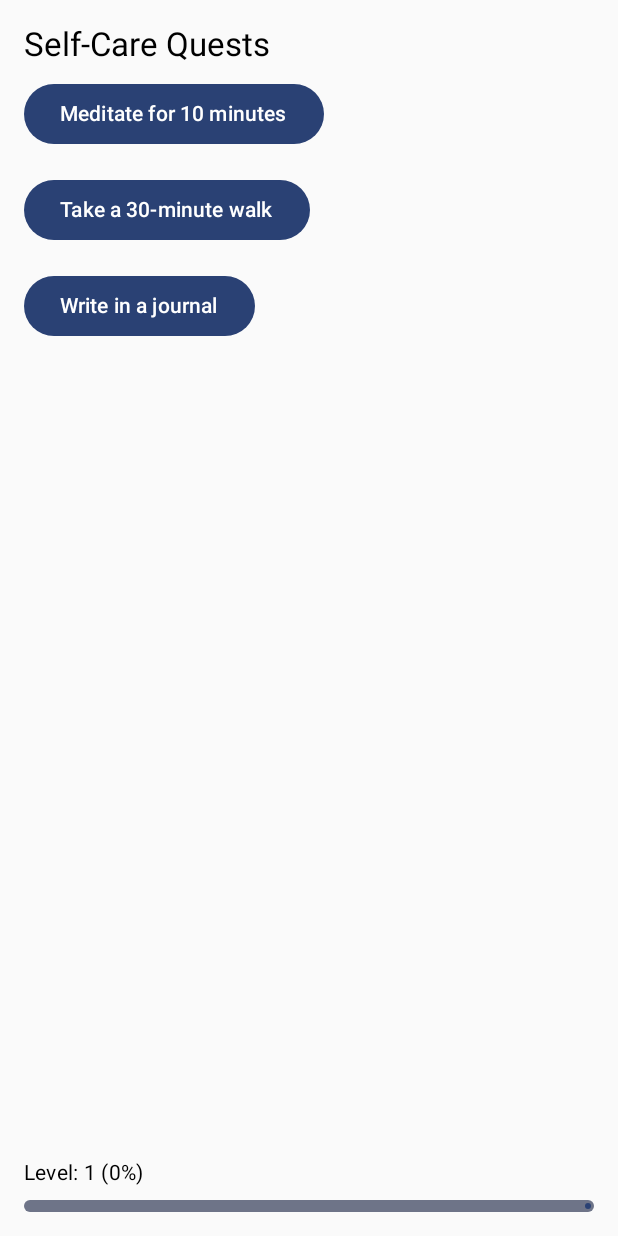
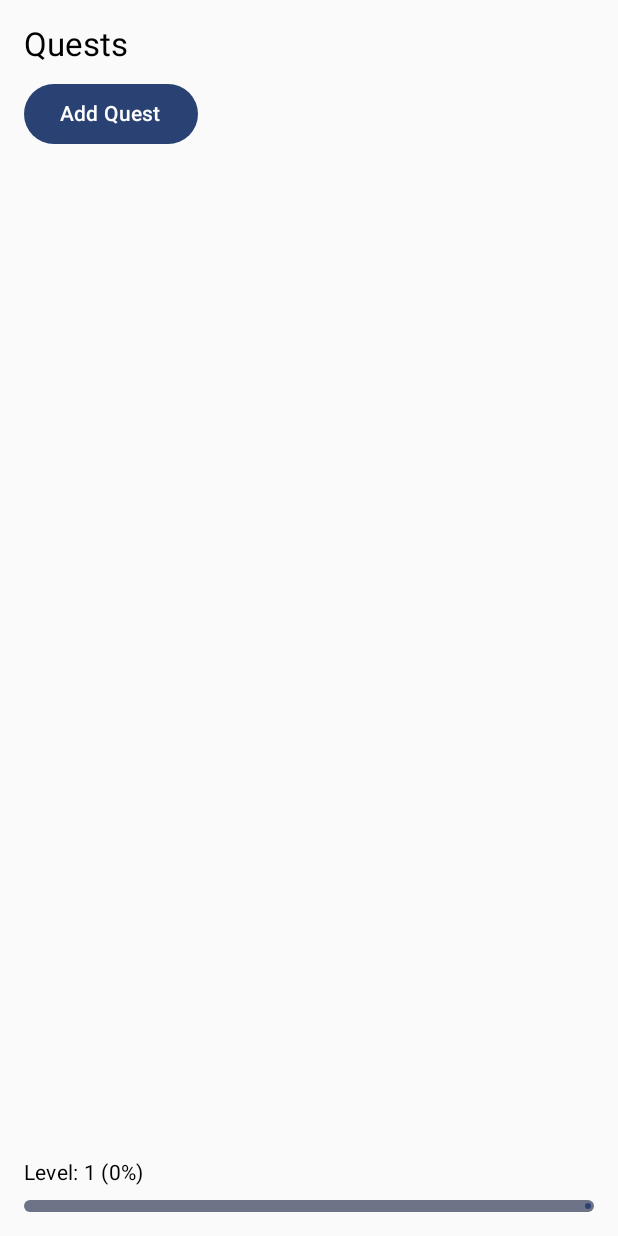
Before and after one commit to Sir-Lancaster/Quest-for-Calm, an Android app built with Jetpack Compose: the screen it shows after launch (MainActivity), after a tap on "View Quests", on a phone screen of 412 x 824 dp. Run offline under Robolectric (Android 15) with nearby library versions, the phone set to English and light mode, and no system bars; our stand-ins replace Room's generated code.

Commit message:
implemented dynamic quests.

```diff
--- a/app/src/main/AndroidManifest.xml
+++ b/app/src/main/AndroidManifest.xml
@@ -3,6 +3,7 @@
     xmlns:tools="http://schemas.android.com/tools">
 
     <application
+        android:enableOnBackInvokedCallback="true"
         android:allowBackup="true"
         android:dataExtractionRules="@xml/data_extraction_rules"
         android:fullBackupContent="@xml/backup_rules"
--- a/app/src/main/java/com/example/questforcalm/MainActivity.kt
+++ b/app/src/main/java/com/example/questforcalm/MainActivity.kt
@@ -33,6 +33,7 @@ import androidx.room.migration.Migration
 import androidx.sqlite.db.SupportSQLiteDatabase
 import com.example.questforcalm.database.QFCDatabase
 import com.example.questforcalm.dao.MoodLogDao
+import com.example.questforcalm.dao.QuestDao
 import com.example.questforcalm.dao.UserProgressDao
 import com.example.questforcalm.models.MoodLog
 import com.example.questforcalm.ui.screens.MoodHistoryScreen
@@ -46,6 +47,7 @@ class MainActivity : ComponentActivity() {
     private lateinit var database: QFCDatabase
     private lateinit var moodLogDao: MoodLogDao
     private lateinit var userProgressDao: UserProgressDao
+    private lateinit var questDao: QuestDao
 
     override fun onCreate(savedInstanceState: Bundle?) {
         super.onCreate(savedInstanceState)
@@ -63,29 +65,45 @@ class MainActivity : ComponentActivity() {
                 )
             }
         }
+        val MIGRATION_2_3 = object : Migration(2, 3) {
+            override fun migrate(database: SupportSQLiteDatabase) {
+                database.execSQL(
+                    """
+            CREATE TABLE IF NOT EXISTS `quests` (
+                `id` INTEGER PRIMARY KEY AUTOINCREMENT NOT NULL,
+                `title` TEXT NOT NULL,
+                `description` TEXT NOT NULL,
+                `xpReward` INTEGER NOT NULL,
+                `isCompleted` INTEGER NOT NULL DEFAULT 0
+            )
+            """
+                )
+            }
+        }
 
         database = Room.databaseBuilder(
             applicationContext,
             QFCDatabase::class.java,
             "qfc_database"
         )
-            .addMigrations(MIGRATION_1_2)
+            .addMigrations(MIGRATION_1_2, MIGRATION_2_3)
             .build()
 
         moodLogDao = database.moodLogDao()
         userProgressDao = database.userProgressDao()
+        questDao = database.questDao()
 
         setContent {
             QuestForCalmTheme {
                 val navController = rememberNavController()
-                AppNavigator(navController, moodLogDao, userProgressDao)
+                AppNavigator(navController, moodLogDao, userProgressDao, questDao)
             }
         }
     }
 }
 
 @Composable
-fun AppNavigator(navController: NavHostController, moodLogDao: MoodLogDao, userProgressDao: UserProgressDao) {
+fun AppNavigator(navController: NavHostController, moodLogDao: MoodLogDao, userProgressDao: UserProgressDao, questDao: QuestDao) {
     NavHost(navController = navController, startDestination = "moodLogScreen") {
         composable("moodLogScreen") {
             MoodLogScreen(moodLogDao, navController)
@@ -94,7 +112,7 @@ fun AppNavigator(navController: NavHostController, moodLogDao: MoodLogDao, userP
             MoodHistoryScreen(moodLogDao)
         }
         composable("questScreen") {
-            QuestScreen(userProgressDao)
+            QuestScreen(userProgressDao, questDao)
         }
     }
 }
@@ -124,6 +142,7 @@ fun MoodLogScreen(moodLogDao: MoodLogDao, navController: NavHostController) {
 
         Spacer(modifier = Modifier.height(16.dp))
 
+        Text("Journal Entry", style = MaterialTheme.typography.titleMedium)
         OutlinedTextField(
             value = description.value,
             onValueChange = { description.value = it },
--- /dev/null
+++ b/app/src/main/java/com/example/questforcalm/dao/QuestDao.kt
@@ -0,0 +1,21 @@
+package com.example.questforcalm.dao
+
+import androidx.room.Dao
+import androidx.room.Insert
+import androidx.room.OnConflictStrategy
+import androidx.room.Query
+import androidx.room.Update
+import com.example.questforcalm.models.Quest
+import kotlinx.coroutines.flow.Flow
+
+@Dao
+interface QuestDao {
+    @Insert(onConflict = OnConflictStrategy.REPLACE)
+    suspend fun insertQuest(quest: Quest)
+
+    @Query("SELECT * FROM quests WHERE isCompleted = 0")
+    fun getActiveQuests(): Flow<List<Quest>>
+
+    @Update
+    suspend fun updateQuest(quest: Quest)
+}
--- a/app/src/main/java/com/example/questforcalm/database/QFCDatabase.kt
+++ b/app/src/main/java/com/example/questforcalm/database/QFCDatabase.kt
@@ -2,15 +2,18 @@ package com.example.questforcalm.database
 import androidx.room.Database
 import androidx.room.RoomDatabase
 import com.example.questforcalm.dao.MoodLogDao
+import com.example.questforcalm.dao.QuestDao
 import com.example.questforcalm.dao.UserProgressDao
 import com.example.questforcalm.models.MoodLog
 import com.example.questforcalm.models.UserProgress
+import com.example.questforcalm.models.Quest
 
 @Database(
-    entities = [MoodLog::class, UserProgress::class],
-    version = 2
+    entities = [MoodLog::class, UserProgress::class, Quest::class],
+    version = 3
 )
 abstract class QFCDatabase : RoomDatabase() {
     abstract fun moodLogDao(): MoodLogDao
     abstract fun userProgressDao(): UserProgressDao
+    abstract fun questDao(): QuestDao
 }
--- a/app/src/main/java/com/example/questforcalm/ui/screens/QuestScreen.kt
+++ b/app/src/main/java/com/example/questforcalm/ui/screens/QuestScreen.kt
@@ -12,6 +12,7 @@ import androidx.compose.foundation.layout.safeDrawing
 import androidx.compose.material3.Button
 import androidx.compose.material3.LinearProgressIndicator
 import androidx.compose.material3.MaterialTheme
+import androidx.compose.material3.OutlinedTextField
 import androidx.compose.material3.Text
 import androidx.compose.runtime.Composable
 import androidx.compose.runtime.LaunchedEffect
@@ -20,7 +21,9 @@ import androidx.compose.runtime.remember
 import androidx.compose.runtime.rememberCoroutineScope
 import androidx.compose.ui.Modifier
 import androidx.compose.ui.unit.dp
+import com.example.questforcalm.dao.QuestDao
 import com.example.questforcalm.dao.UserProgressDao
+import com.example.questforcalm.models.Quest
 import com.example.questforcalm.models.UserProgress
 import kotlinx.coroutines.Dispatchers
 import kotlinx.coroutines.flow.first
@@ -28,19 +31,23 @@ import kotlinx.coroutines.flow.firstOrNull
 import kotlinx.coroutines.launch
 
 @Composable
-fun QuestScreen(userProgressDao: UserProgressDao) {
-    val quests = listOf(
-        "Meditate for 10 minutes",
-        "Take a 30-minute walk",
-        "Write in a journal"
-    )
-
+fun QuestScreen(userProgressDao: UserProgressDao, questDao: QuestDao) {
     val coroutineScope = rememberCoroutineScope()
+    val quests = remember { mutableStateOf<List<Quest>>(emptyList()) }
     val userProgress = remember { mutableStateOf(UserProgress()) }
     val showLevelUpDialog = remember { mutableStateOf(false) }
+    val showAddQuestDialog = remember { mutableStateOf(false) }
+    val newQuestTitle = remember { mutableStateOf("") }
+    val newQuestDescription = remember { mutableStateOf("") }
+    val newQuestXpReward = remember { mutableStateOf(0) }
 
-    // Load user progress when the screen is launched
+    // Load quests and user progress when the screen is launched
     LaunchedEffect(Unit) {
+        coroutineScope.launch(Dispatchers.IO) {
+            questDao.getActiveQuests().collect { activeQuests ->
+                quests.value = activeQuests
+            }
+        }
         coroutineScope.launch(Dispatchers.IO) {
             val progress = userProgressDao.getUserProgress().firstOrNull() ?: UserProgress()
             userProgress.value = progress
@@ -53,17 +60,30 @@ fun QuestScreen(userProgressDao: UserProgressDao) {
             .padding(16.dp)
             .fillMaxSize()
     ) {
-        Text("Self-Care Quests", style = MaterialTheme.typography.titleLarge)
-        quests.forEach { quest ->
+        Text("Quests", style = MaterialTheme.typography.titleLarge)
+
+        // Add Quest Button
+        Button(
+            onClick = { showAddQuestDialog.value = true },
+            modifier = Modifier.padding(vertical = 8.dp)
+        ) {
+            Text("Add Quest")
+        }
+
+        // Display existing quests
+        quests.value.forEach { quest ->
             Button(
                 onClick = {
                     coroutineScope.launch(Dispatchers.IO) {
                         val progress = userProgressDao.getUserProgress().first() ?: UserProgress()
-                        val newXp = progress.xp + 10
+                        val newXp = progress.xp + quest.xpReward
                         val newLevel = calculateLevel(newXp)
                         val updatedProgress = progress.copy(xp = newXp, level = newLevel)
                         userProgressDao.insertUserProgress(updatedProgress)
                         userProgress.value = updatedProgress
+
+                        // Mark the quest as completed
+                        questDao.updateQuest(quest.copy(isCompleted = true))
 
                         // Show the level-up dialog if the level has increased
                         if (newLevel > progress.level) {
@@ -73,7 +93,7 @@ fun QuestScreen(userProgressDao: UserProgressDao) {
                 },
                 modifier = Modifier.padding(vertical = 8.dp)
             ) {
-                Text(quest)
+                Text(quest.title)
             }
         }
 
@@ -94,12 +114,64 @@ fun QuestScreen(userProgressDao: UserProgressDao) {
         )
     }
 
+    // Add Quest Dialog
+    if (showAddQuestDialog.value) {
+        androidx.compose.material3.AlertDialog(
+            onDismissRequest = { showAddQuestDialog.value = false },
+            title = { Text("Add New Quest") },
+            text = {
+                Column {
+                    OutlinedTextField(
+                        value = newQuestTitle.value,
+                        onValueChange = { newQuestTitle.value = it },
+                        label = { Text("Quest Title") },
+                        modifier = Modifier.fillMaxWidth()
+                    )
+                    OutlinedTextField(
+                        value = newQuestDescription.value,
+                        onValueChange = { newQuestDescription.value = it },
+                        label = { Text("Quest Description") },
+                        modifier = Modifier.fillMaxWidth()
+                    )
+                    OutlinedTextField(
+                        value = newQuestXpReward.value.toString(),
+                        onValueChange = { newQuestXpReward.value = it.toIntOrNull() ?: 0 },
+                        label = { Text("XP Reward") },
+                        modifier = Modifier.fillMaxWidth()
+                    )
+                }
+            },
+            confirmButton = {
+                Button(
+                    onClick = {
+                        coroutineScope.launch(Dispatchers.IO) {
+                            val newQuest = Quest(
+                                title = newQuestTitle.value,
+                                description = newQuestDescription.value,
+                                xpReward = newQuestXpReward.value
+                            )
+                            questDao.insertQuest(newQuest)
+                        }
+                        showAddQuestDialog.value = false
+                    }
+                ) {
+                    Text("Add")
+                }
+            },
+            dismissButton = {
+                Button(onClick = { showAddQuestDialog.value = false }) {
+                    Text("Cancel")
+                }
+            }
+        )
+    }
+
     // Level-up dialog
     if (showLevelUpDialog.value) {
         androidx.compose.material3.AlertDialog(
             onDismissRequest = { showLevelUpDialog.value = false },
             title = { Text("Congratulations!") },
-            text = { Text("So that's how it works. You plod along, putting one foot before the other, look up, and suddenly, there you are. Right where you wanted to be all along.") },
+            text = { Text("You leveled up!") },
             confirmButton = {
                 Button(onClick = { showLevelUpDialog.value = false }) {
                     Text("OK")
```
Also changed, not shown: app/src/main/java/com/example/questforcalm/models/Quest.kt (added, +13 -0 lines).
